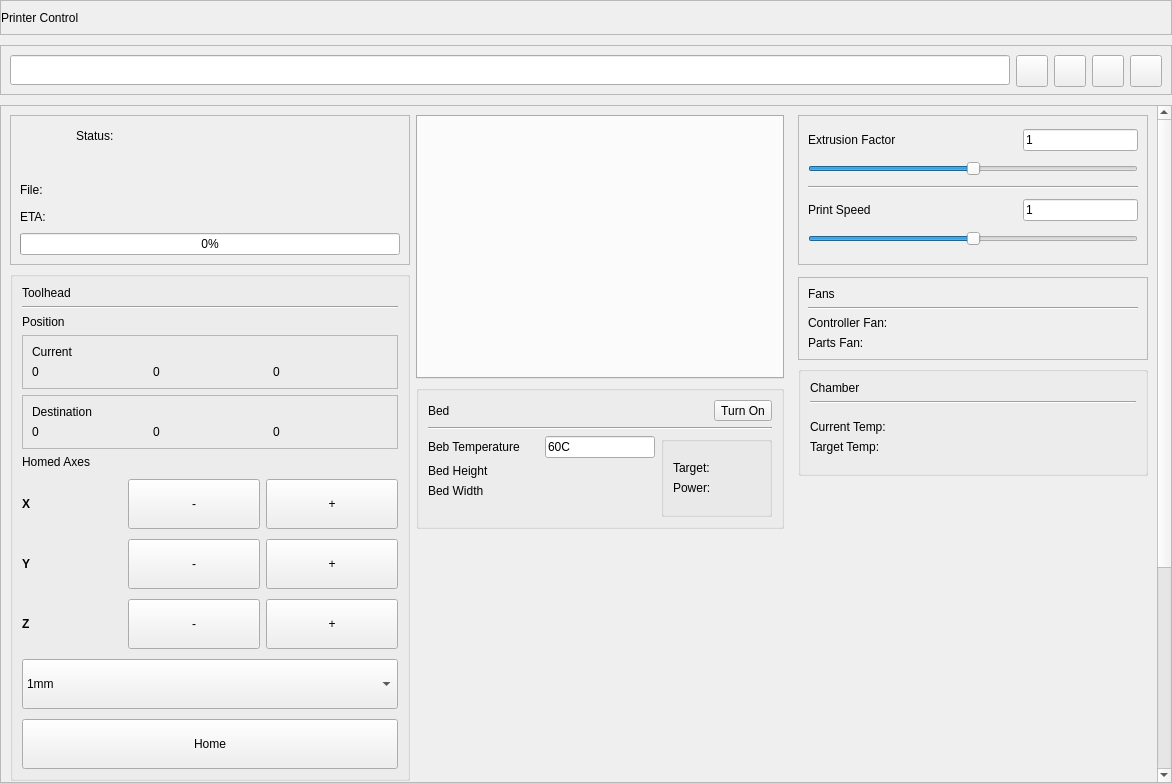
First picture: the form in pages/printer/printerpage.ui, repository DigitalArtifex/Flo, before the edit.
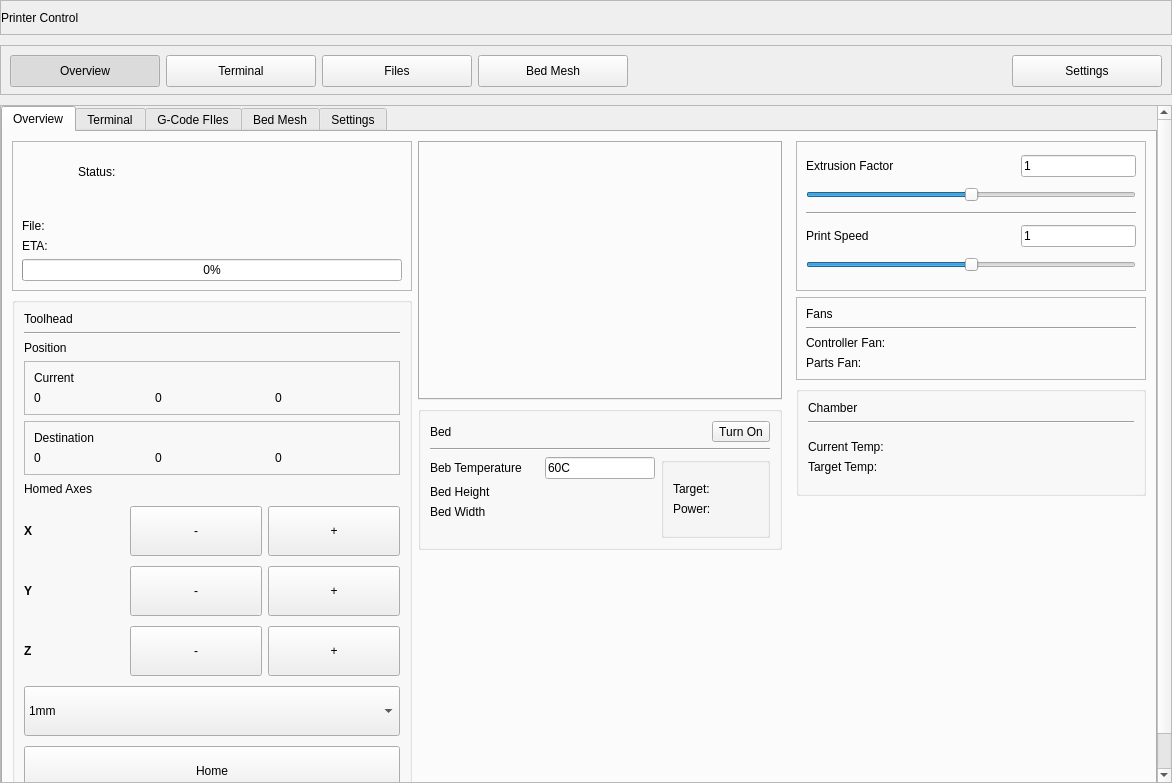
Second picture: the form after the edit.

Commit message: Project Reorg. Changed Dashboard. Added Multi Printer Support.

What changed in the file:
```diff
--- a/pages/printer/printerpage.ui
+++ b/pages/printer/printerpage.ui
@@ -32,122 +32,6 @@
    <property name="verticalSpacing">
     <number>10</number>
    </property>
-   <item row="1" column="0">
-    <widget class="QFrame" name="actionBar">
-     <property name="maximumSize">
-      <size>
-       <width>16777215</width>
-       <height>50</height>
-      </size>
-     </property>
-     <property name="frameShape">
-      <enum>QFrame::StyledPanel</enum>
-     </property>
-     <property name="frameShadow">
-      <enum>QFrame::Raised</enum>
-     </property>
-     <layout class="QGridLayout" name="gridLayout_3">
-      <item row="0" column="0">
-       <widget class="QLineEdit" name="searchEdit">
-        <property name="maximumSize">
-         <size>
-          <width>16777215</width>
-          <height>32</height>
-         </size>
-        </property>
-        <property name="inputMask">
-         <string/>
-        </property>
-        <property name="text">
-         <string/>
-        </property>
-        <property name="maxLength">
-         <number>32767</number>
-        </property>
-        <property name="echoMode">
-         <enum>QLineEdit::Normal</enum>
-        </property>
-       </widget>
-      </item>
-      <item row="0" column="3">
-       <widget class="QToolButton" name="folderCreateButton">
-        <property name="minimumSize">
-         <size>
-          <width>32</width>
-          <height>32</height>
-         </size>
-        </property>
-        <property name="text">
-         <string/>
-        </property>
-        <property name="iconSize">
-         <size>
-          <width>24</width>
-          <height>24</height>
-         </size>
-        </property>
-       </widget>
-      </item>
-      <item row="0" column="1">
-       <widget class="QPushButton" name="searchButton">
-        <property name="minimumSize">
-         <size>
-          <width>32</width>
-          <height>32</height>
-         </size>
-        </property>
-        <property name="maximumSize">
-         <size>
-          <width>32</width>
-          <height>32</height>
-         </size>
-        </property>
-        <property name="text">
-         <string/>
-        </property>
-       </widget>
-      </item>
-      <item row="0" column="2">
-       <widget class="QToolButton" name="fileUploadButton">
-        <property name="minimumSize">
-         <size>
-          <width>32</width>
-          <height>32</height>
-         </size>
-        </property>
-        <property name="text">
-         <string/>
-        </property>
-        <property name="iconSize">
-         <size>
-          <width>24</width>
-          <height>24</height>
-         </size>
-        </property>
-       </widget>
-      </item>
-      <item row="0" column="4">
-       <widget class="QToolButton" name="fileRefreshButton_2">
-        <property name="minimumSize">
-         <size>
-          <width>32</width>
-          <height>32</height>
-         </size>
-        </property>
-        <property name="text">
-         <string/>
-        </property>
-        <property name="iconSize">
-         <size>
-          <width>24</width>
-          <height>24</height>
-         </size>
-        </property>
-       </widget>
-      </item>
-     </layout>
-    </widget>
-   </item>
    <item row="2" column="0">
     <widget class="QScrollArea" name="scrollArea">
      <property name="widgetResizable">
@@ -157,13 +41,44 @@
       <property name="geometry">
        <rect>
         <x>0</x>
-        <y>-347</y>
+        <y>0</y>
         <width>1156</width>
-        <height>1023</height>
+        <height>756</height>
        </rect>
       </property>
       <layout class="QGridLayout" name="gridLayout_5">
-       <item row="2" column="2">
+       <property name="leftMargin">
+        <number>0</number>
+       </property>
+       <property name="topMargin">
+        <number>0</number>
+       </property>
+       <property name="rightMargin">
+        <number>0</number>
+       </property>
+       <property name="bottomMargin">
+        <number>0</number>
+       </property>
+       <property name="spacing">
+        <number>0</number>
+       </property>
+       <item row="3" column="0">
+        <widget class="QTabWidget" name="tabWidget">
+         <property name="sizePolicy">
+          <sizepolicy hsizetype="Expanding" vsizetype="Expanding">
+           <horstretch>0</horstretch>
+           <verstretch>0</verstretch>
+          </sizepolicy>
+         </property>
+         <property name="currentIndex">
+          <number>0</number>
+         </property>
+         <widget class="QWidget" name="overviewTab">
+          <attribute name="title">
+           <string>Overview</string>
+          </attribute>
+          <layout class="QGridLayout" name="gridLayout_24">
+           <item row="1" column="2">
         <widget class="QFrame" name="fanFrame">
          <property name="minimumSize">
           <size>
@@ -223,82 +138,20 @@
          </layout>
         </widget>
        </item>
-       <item row="0" column="0">
-        <widget class="QFrame" name="statusFrame">
-         <property name="minimumSize">
-          <size>
-           <width>400</width>
-           <height>50</height>
-          </size>
-         </property>
-         <property name="maximumSize">
+           <item row="3" column="2">
+            <spacer name="verticalSpacer_11">
+             <property name="orientation">
+              <enum>Qt::Vertical</enum>
+             </property>
+             <property name="sizeHint" stdset="0">
           <size>
-           <width>400</width>
-           <height>16777215</height>
-          </size>
-         </property>
-         <property name="frameShape">
-          <enum>QFrame::StyledPanel</enum>
-         </property>
-         <property name="frameShadow">
-          <enum>QFrame::Raised</enum>
-         </property>
-         <layout class="QGridLayout" name="gridLayout_10">
-          <item row="2" column="0" colspan="2">
-           <widget class="QLabel" name="fileLabel">
-            <property name="text">
-             <string>File:</string>
-            </property>
-           </widget>
-          </item>
-          <item row="1" column="0" colspan="2">
-           <widget class="QLabel" name="statusMessageLabel">
-            <property name="text">
-             <string/>
-            </property>
-           </widget>
-          </item>
-          <item row="0" column="0">
-           <widget class="QLabel" name="printerIconLabel">
-            <property name="maximumSize">
-             <size>
-              <width>50</width>
-              <height>50</height>
-             </size>
-            </property>
-            <property name="text">
-             <string/>
-            </property>
-            <property name="alignment">
-             <set>Qt::AlignCenter</set>
-            </property>
-           </widget>
-          </item>
-          <item row="4" column="0" colspan="2">
-           <widget class="QProgressBar" name="printProgress">
-            <property name="value">
-             <number>0</number>
-            </property>
-           </widget>
-          </item>
-          <item row="0" column="1">
-           <widget class="QLabel" name="printStatusLabel">
-            <property name="text">
-             <string>Status:</string>
-            </property>
-           </widget>
-          </item>
-          <item row="3" column="0" colspan="2">
-           <widget class="QLabel" name="etaLabel">
-            <property name="text">
-             <string>ETA:</string>
-            </property>
-           </widget>
-          </item>
-         </layout>
-        </widget>
-       </item>
-       <item row="0" column="1" rowspan="7">
+               <width>20</width>
+               <height>40</height>
+              </size>
+             </property>
+            </spacer>
+           </item>
+           <item row="0" column="1" rowspan="4">
         <layout class="QVBoxLayout" name="verticalLayout">
          <property name="rightMargin">
           <number>8</number>
@@ -505,44 +358,18 @@
          </item>
         </layout>
        </item>
-       <item row="10" column="1">
-        <spacer name="verticalSpacer_2">
-         <property name="orientation">
-          <enum>Qt::Vertical</enum>
-         </property>
-         <property name="sizeHint" stdset="0">
-          <size>
-           <width>20</width>
-           <height>40</height>
-          </size>
-         </property>
-        </spacer>
-       </item>
-       <item row="4" column="2">
-        <spacer name="verticalSpacer_10">
-         <property name="orientation">
-          <enum>Qt::Vertical</enum>
-         </property>
-         <property name="sizeHint" stdset="0">
-          <size>
-           <width>20</width>
-           <height>40</height>
-          </size>
-         </property>
-        </spacer>
-       </item>
-       <item row="0" column="2">
-        <widget class="QFrame" name="settingsFrame">
+           <item row="0" column="0">
+            <widget class="QFrame" name="statusFrame">
          <property name="minimumSize">
           <size>
-           <width>350</width>
-           <height>150</height>
+               <width>400</width>
+               <height>50</height>
           </size>
          </property>
          <property name="maximumSize">
           <size>
-           <width>350</width>
-           <height>150</height>
+               <width>400</width>
+               <height>16777215</height>
           </size>
          </property>
          <property name="frameShape">
@@ -551,216 +378,68 @@
          <property name="frameShadow">
           <enum>QFrame::Raised</enum>
          </property>
-         <layout class="QGridLayout" name="gridLayout_9">
-          <item row="4" column="1">
-           <spacer name="horizontalSpacer_2">
-            <property name="orientation">
-             <enum>Qt::Horizontal</enum>
-            </property>
-            <property name="sizeHint" stdset="0">
-             <size>
-              <width>40</width>
-              <height>20</height>
-             </size>
-            </property>
-           </spacer>
-          </item>
-          <item row="4" column="0">
-           <widget class="QLabel" name="label_16">
+             <layout class="QGridLayout" name="gridLayout_10">
+              <item row="2" column="0" colspan="2">
+               <widget class="QLabel" name="fileLabel">
+                <property name="text">
+                 <string>File:</string>
+                </property>
+               </widget>
+              </item>
+              <item row="1" column="0" colspan="2">
+               <widget class="QLabel" name="statusMessageLabel">
             <property name="text">
-             <string>Print Speed</string>
+                 <string/>
             </property>
            </widget>
           </item>
-          <item row="0" column="2">
-           <widget class="QLineEdit" name="extrusionFactorEdit">
-            <property name="sizePolicy">
-             <sizepolicy hsizetype="MinimumExpanding" vsizetype="Fixed">
-              <horstretch>0</horstretch>
-              <verstretch>0</verstretch>
-             </sizepolicy>
-            </property>
+              <item row="0" column="0">
+               <widget class="QLabel" name="printerIconLabel">
+                <property name="minimumSize">
+                 <size>
+                  <width>50</width>
+                  <height>50</height>
+                 </size>
+                </property>
+                <property name="maximumSize">
+                 <size>
+                  <width>50</width>
+                  <height>50</height>
+                 </size>
+                </property>
             <property name="text">
-             <string>1</string>
-            </property>
-           </widget>
-          </item>
-          <item row="2" column="0" colspan="3">
-           <widget class="Line" name="line_3">
-            <property name="orientation">
-             <enum>Qt::Horizontal</enum>
+                 <string/>
+                </property>
+                <property name="alignment">
+                 <set>Qt::AlignCenter</set>
+                </property>
+               </widget>
+              </item>
+              <item row="4" column="0" colspan="2">
+               <widget class="QProgressBar" name="printProgress">
+                <property name="value">
+                 <number>0</number>
             </property>
            </widget>
           </item>
           <item row="0" column="1">
-           <spacer name="horizontalSpacer">
-            <property name="orientation">
-             <enum>Qt::Horizontal</enum>
-            </property>
-            <property name="sizeHint" stdset="0">
-             <size>
-              <width>40</width>
-              <height>20</height>
-             </size>
-            </property>
-           </spacer>
-          </item>
-          <item row="4" column="2">
-           <widget class="QLineEdit" name="lineEdit">
+               <widget class="QLabel" name="printStatusLabel">
             <property name="text">
-             <string>1</string>
+                 <string>Status:</string>
             </property>
            </widget>
           </item>
-          <item row="0" column="0">
-           <widget class="QLabel" name="label_20">
+              <item row="3" column="0" colspan="2">
+               <widget class="QLabel" name="etaLabel">
             <property name="text">
-             <string>Extrusion Factor</string>
+                 <string>ETA:</string>
             </property>
            </widget>
           </item>
-          <item row="1" column="0" colspan="3">
-           <widget class="QSlider" name="extrsuionFactorSlider">
-            <property name="maximum">
-             <number>200</number>
-            </property>
-            <property name="value">
-             <number>100</number>
-            </property>
-            <property name="orientation">
-             <enum>Qt::Horizontal</enum>
-            </property>
-           </widget>
-          </item>
-          <item row="5" column="0" colspan="3">
-           <widget class="QSlider" name="printSpeedSlider">
-            <property name="maximum">
-             <number>200</number>
-            </property>
-            <property name="value">
-             <number>100</number>
-            </property>
-            <property name="orientation">
-             <enum>Qt::Horizontal</enum>
-            </property>
-           </widget>
-          </item>
          </layout>
         </widget>
        </item>
-       <item row="3" column="2">
-        <widget class="QGroupBox" name="chamberWidget">
-         <property name="sizePolicy">
-          <sizepolicy hsizetype="Minimum" vsizetype="Preferred">
-           <horstretch>0</horstretch>
-           <verstretch>0</verstretch>
-          </sizepolicy>
-         </property>
-         <property name="title">
-          <string/>
-         </property>
-         <layout class="QVBoxLayout" name="verticalLayout_9">
-          <item>
-           <widget class="QLabel" name="label_15">
-            <property name="text">
-             <string>Chamber</string>
-            </property>
-           </widget>
-          </item>
-          <item>
-           <widget class="Line" name="line_11">
-            <property name="orientation">
-             <enum>Qt::Horizontal</enum>
-            </property>
-           </widget>
-          </item>
-          <item>
-           <layout class="QHBoxLayout" name="horizontalLayout_15">
-            <item>
-             <layout class="QVBoxLayout" name="verticalLayout_16">
-              <item>
-               <spacer name="verticalSpacer_6">
-                <property name="orientation">
-                 <enum>Qt::Vertical</enum>
-                </property>
-                <property name="sizeType">
-                 <enum>QSizePolicy::Minimum</enum>
-                </property>
-                <property name="sizeHint" stdset="0">
-                 <size>
-                  <width>20</width>
-                  <height>10</height>
-                 </size>
-                </property>
-               </spacer>
-              </item>
-              <item>
-               <widget class="QLabel" name="dashboardChamberTempLabel">
-                <property name="text">
-                 <string>Current Temp:</string>
-                </property>
-               </widget>
-              </item>
-              <item>
-               <widget class="QLabel" name="dashboardChamberTargetTempLabel">
-                <property name="text">
-                 <string>Target Temp:</string>
-                </property>
-               </widget>
-              </item>
-              <item>
-               <spacer name="verticalSpacer_7">
-                <property name="orientation">
-                 <enum>Qt::Vertical</enum>
-                </property>
-                <property name="sizeType">
-                 <enum>QSizePolicy::Minimum</enum>
-                </property>
-                <property name="sizeHint" stdset="0">
-                 <size>
-                  <width>20</width>
-                  <height>10</height>
-                 </size>
-                </property>
-               </spacer>
-              </item>
-             </layout>
-            </item>
-            <item>
-             <layout class="QVBoxLayout" name="chamberLayout"/>
-            </item>
-           </layout>
-          </item>
-         </layout>
-        </widget>
-       </item>
-       <item row="9" column="1">
-        <spacer name="verticalSpacer">
-         <property name="orientation">
-          <enum>Qt::Vertical</enum>
-         </property>
-         <property name="sizeHint" stdset="0">
-          <size>
-           <width>20</width>
-           <height>40</height>
-          </size>
-         </property>
-        </spacer>
-       </item>
-       <item row="8" column="0">
-        <spacer name="verticalSpacer_3">
-         <property name="orientation">
-          <enum>Qt::Vertical</enum>
-         </property>
-         <property name="sizeHint" stdset="0">
-          <size>
-           <width>20</width>
-           <height>40</height>
-          </size>
-         </property>
-        </spacer>
-       </item>
-       <item row="1" column="0" rowspan="4">
+           <item row="1" column="0" rowspan="3">
         <widget class="QGroupBox" name="toolheadWidget">
          <property name="sizePolicy">
           <sizepolicy hsizetype="Minimum" vsizetype="Preferred">
@@ -1085,11 +764,224 @@
          </layout>
         </widget>
        </item>
-       <item row="7" column="0" colspan="3">
-        <widget class="QTabWidget" name="tabWidget">
-         <property name="currentIndex">
-          <number>0</number>
-         </property>
+           <item row="0" column="2">
+            <widget class="QFrame" name="settingsFrame">
+             <property name="minimumSize">
+              <size>
+               <width>350</width>
+               <height>150</height>
+              </size>
+             </property>
+             <property name="maximumSize">
+              <size>
+               <width>350</width>
+               <height>150</height>
+              </size>
+             </property>
+             <property name="frameShape">
+              <enum>QFrame::StyledPanel</enum>
+             </property>
+             <property name="frameShadow">
+              <enum>QFrame::Raised</enum>
+             </property>
+             <layout class="QGridLayout" name="gridLayout_9">
+              <item row="4" column="1">
+               <spacer name="horizontalSpacer_2">
+                <property name="orientation">
+                 <enum>Qt::Horizontal</enum>
+                </property>
+                <property name="sizeHint" stdset="0">
+                 <size>
+                  <width>40</width>
+                  <height>20</height>
+                 </size>
+                </property>
+               </spacer>
+              </item>
+              <item row="4" column="0">
+               <widget class="QLabel" name="label_16">
+                <property name="text">
+                 <string>Print Speed</string>
+                </property>
+               </widget>
+              </item>
+              <item row="0" column="2">
+               <widget class="QLineEdit" name="extrusionFactorEdit">
+                <property name="sizePolicy">
+                 <sizepolicy hsizetype="MinimumExpanding" vsizetype="Fixed">
+                  <horstretch>0</horstretch>
+                  <verstretch>0</verstretch>
+                 </sizepolicy>
+                </property>
+                <property name="text">
+                 <string>1</string>
+                </property>
+               </widget>
+              </item>
+              <item row="2" column="0" colspan="3">
+               <widget class="Line" name="line_3">
+                <property name="orientation">
+                 <enum>Qt::Horizontal</enum>
+                </property>
+               </widget>
+              </item>
+              <item row="0" column="1">
+               <spacer name="horizontalSpacer">
+                <property name="orientation">
+                 <enum>Qt::Horizontal</enum>
+                </property>
+                <property name="sizeHint" stdset="0">
+                 <size>
+                  <width>40</width>
+                  <height>20</height>
+                 </size>
+                </property>
+               </spacer>
+              </item>
+              <item row="4" column="2">
+               <widget class="QLineEdit" name="lineEdit">
+                <property name="text">
+                 <string>1</string>
+                </property>
+               </widget>
+              </item>
+              <item row="0" column="0">
+               <widget class="QLabel" name="label_20">
+                <property name="text">
+                 <string>Extrusion Factor</string>
+                </property>
+               </widget>
+              </item>
+              <item row="1" column="0" colspan="3">
+               <widget class="QSlider" name="extrsuionFactorSlider">
+                <property name="maximum">
+                 <number>200</number>
+                </property>
+                <property name="value">
+                 <number>100</number>
+                </property>
+                <property name="orientation">
+                 <enum>Qt::Horizontal</enum>
+                </property>
+               </widget>
+              </item>
+              <item row="5" column="0" colspan="3">
+               <widget class="QSlider" name="printSpeedSlider">
+                <property name="maximum">
+                 <number>200</number>
+                </property>
+                <property name="value">
+                 <number>100</number>
+                </property>
+                <property name="orientation">
+                 <enum>Qt::Horizontal</enum>
+                </property>
+               </widget>
+              </item>
+             </layout>
+            </widget>
+           </item>
+           <item row="2" column="2">
+            <widget class="QGroupBox" name="chamberWidget">
+             <property name="sizePolicy">
+              <sizepolicy hsizetype="Minimum" vsizetype="Preferred">
+               <horstretch>0</horstretch>
+               <verstretch>0</verstretch>
+              </sizepolicy>
+             </property>
+             <property name="title">
+              <string/>
+             </property>
+             <layout class="QVBoxLayout" name="verticalLayout_9">
+              <item>
+               <widget class="QLabel" name="label_15">
+                <property name="text">
+                 <string>Chamber</string>
+                </property>
+               </widget>
+              </item>
+              <item>
+               <widget class="Line" name="line_11">
+                <property name="orientation">
+                 <enum>Qt::Horizontal</enum>
+                </property>
+               </widget>
+              </item>
+              <item>
+               <layout class="QHBoxLayout" name="horizontalLayout_15">
+                <item>
+                 <layout class="QVBoxLayout" name="verticalLayout_16">
+                  <item>
+                   <spacer name="verticalSpacer_6">
+                    <property name="orientation">
+                     <enum>Qt::Vertical</enum>
+                    </property>
+                    <property name="sizeType">
+                     <enum>QSizePolicy::Minimum</enum>
+                    </property>
+                    <property name="sizeHint" stdset="0">
+                     <size>
+                      <width>20</width>
+                      <height>10</height>
+                     </size>
+                    </property>
+                   </spacer>
+                  </item>
+                  <item>
+                   <widget class="QLabel" name="dashboardChamberTempLabel">
+                    <property name="text">
+                     <string>Current Temp:</string>
+                    </property>
+                   </widget>
+                  </item>
+                  <item>
+                   <widget class="QLabel" name="dashboardChamberTargetTempLabel">
+                    <property name="text">
+                     <string>Target Temp:</string>
+                    </property>
+                   </widget>
+                  </item>
+                  <item>
+                   <spacer name="verticalSpacer_7">
+                    <property name="orientation">
+                     <enum>Qt::Vertical</enum>
+                    </property>
+                    <property name="sizeType">
+                     <enum>QSizePolicy::Minimum</enum>
+                    </property>
+                    <property name="sizeHint" stdset="0">
+                     <size>
+                      <width>20</width>
+                      <height>10</height>
+                     </size>
+                    </property>
+                   </spacer>
+                  </item>
+                 </layout>
+                </item>
+                <item>
+                 <layout class="QVBoxLayout" name="chamberLayout"/>
+                </item>
+               </layout>
+              </item>
+             </layout>
+            </widget>
+           </item>
+           <item row="4" column="1">
+            <spacer name="verticalSpacer_24">
+             <property name="orientation">
+              <enum>Qt::Vertical</enum>
+             </property>
+             <property name="sizeHint" stdset="0">
+              <size>
+               <width>20</width>
+               <height>40</height>
+              </size>
+             </property>
+            </spacer>
+           </item>
+          </layout>
+         </widget>
          <widget class="QWidget" name="terminalTab">
           <attribute name="title">
            <string>Terminal</string>
@@ -1190,6 +1082,159 @@
      </layout>
     </widget>
    </item>
+   <item row="1" column="0">
+    <widget class="QFrame" name="actionBar">
+     <property name="maximumSize">
+      <size>
+       <width>16777215</width>
+       <height>50</height>
+      </size>
+     </property>
+     <property name="frameShape">
+      <enum>QFrame::StyledPanel</enum>
+     </property>
+     <property name="frameShadow">
+      <enum>QFrame::Raised</enum>
+     </property>
+     <layout class="QGridLayout" name="gridLayout_3">
+      <item row="0" column="0">
+       <widget class="QPushButton" name="overviewButton">
+        <property name="minimumSize">
+         <size>
+          <width>150</width>
+          <height>32</height>
+         </size>
+        </property>
+        <property name="maximumSize">
+         <size>
+          <width>32</width>
+          <height>32</height>
+         </size>
+        </property>
+        <property name="text">
+         <string>Overview</string>
+        </property>
+        <property name="checkable">
+         <bool>true</bool>
+        </property>
+        <property name="checked">
+         <bool>true</bool>
+        </property>
+        <property name="autoExclusive">
+         <bool>true</bool>
+        </property>
+       </widget>
+      </item>
+      <item row="0" column="1">
+       <widget class="QToolButton" name="terminalButton">
+        <property name="minimumSize">
+         <size>
+          <width>150</width>
+          <height>32</height>
+         </size>
+        </property>
+        <property name="text">
+         <string>Terminal</string>
+        </property>
+        <property name="iconSize">
+         <size>
+          <width>24</width>
+          <height>24</height>
+         </size>
+        </property>
+        <property name="checkable">
+         <bool>true</bool>
+        </property>
+        <property name="autoExclusive">
+         <bool>true</bool>
+        </property>
+       </widget>
+      </item>
+      <item row="0" column="5">
+       <widget class="QToolButton" name="settingsButton">
+        <property name="minimumSize">
+         <size>
+          <width>150</width>
+          <height>32</height>
+         </size>
+        </property>
+        <property name="text">
+         <string>Settings</string>
+        </property>
+        <property name="checkable">
+         <bool>true</bool>
+        </property>
+        <property name="autoExclusive">
+         <bool>true</bool>
+        </property>
+       </widget>
+      </item>
+      <item row="0" column="2">
+       <widget class="QToolButton" name="filesButton">
+        <property name="minimumSize">
+         <size>
+          <width>150</width>
+          <height>32</height>
+         </size>
+        </property>
+        <property name="text">
+         <string>Files</string>
+        </property>
+        <property name="iconSize">
+         <size>
+          <width>24</width>
+          <height>24</height>
+         </size>
+        </property>
+        <property name="checkable">
+         <bool>true</bool>
+        </property>
+        <property name="autoExclusive">
+         <bool>true</bool>
+        </property>
+       </widget>
+      </item>
+      <item row="0" column="3">
+       <widget class="QToolButton" name="bedMeshButton">
+        <property name="minimumSize">
+         <size>
+          <width>150</width>
+          <height>32</height>
+         </size>
+        </property>
+        <property name="text">
+         <string>Bed Mesh</string>
+        </property>
+        <property name="iconSize">
+         <size>
+          <width>24</width>
+          <height>24</height>
+         </size>
+        </property>
+        <property name="checkable">
+         <bool>true</bool>
+        </property>
+        <property name="autoExclusive">
+         <bool>true</bool>
+        </property>
+       </widget>
+      </item>
+      <item row="0" column="4">
+       <spacer name="horizontalSpacer_3">
+        <property name="orientation">
+         <enum>Qt::Horizontal</enum>
+        </property>
+        <property name="sizeHint" stdset="0">
+         <size>
+          <width>40</width>
+          <height>20</height>
+         </size>
+        </property>
+       </spacer>
+      </item>
+     </layout>
+    </widget>
+   </item>
   </layout>
  </widget>
  <resources/>
```
Left out of the diff: 4 changed lines with no effect on the pictures. Lines whose indentation alone changed are shown as unchanged. The commit also changes 74 other files.
